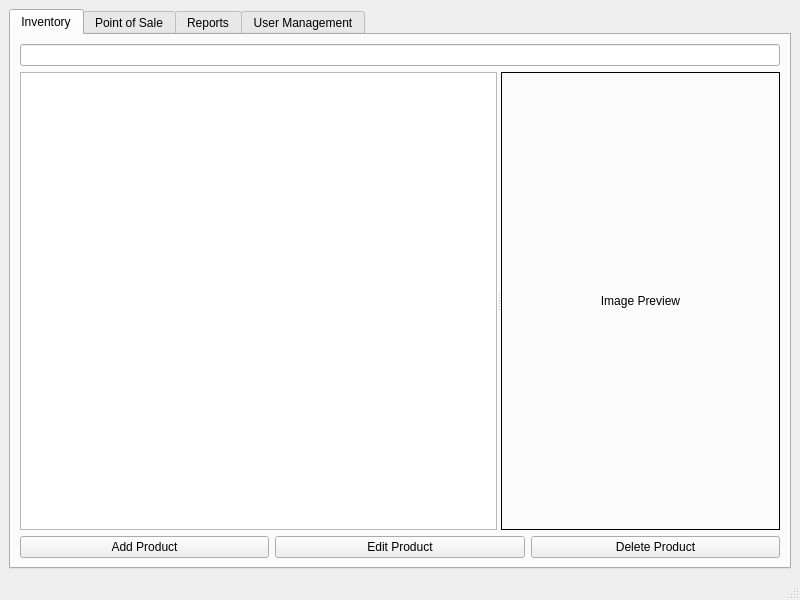
Old version of the form mainwindow.ui in the repository NoureddineDRIOUECH/POS.
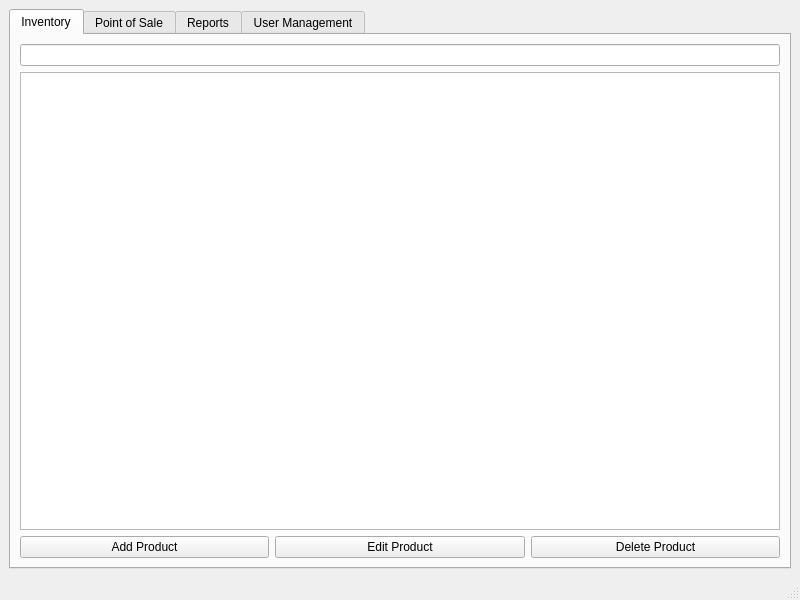
New version of the form.

```diff
--- a/mainwindow.ui
+++ b/mainwindow.ui
@@ -29,29 +29,7 @@
          <widget class="QLineEdit" name="searchLineEdit"/>
         </item>
         <item>
-         <widget class="QSplitter" name="inventorySplitter">
-          <property name="orientation">
-           <enum>Qt::Horizontal</enum>
-          </property>
-          <widget class="QTableView" name="productsTableView"/>
-          <widget class="QLabel" name="inventoryImagePreviewLabel">
-           <property name="minimumSize">
-            <size>
-             <width>150</width>
-             <height>150</height>
-            </size>
-           </property>
-           <property name="frameShape">
-            <enum>QFrame::Box</enum>
-           </property>
-           <property name="text">
-            <string>Image Preview</string>
-           </property>
-           <property name="alignment">
-            <set>Qt::AlignCenter</set>
-           </property>
-          </widget>
-         </widget>
+         <widget class="QTableView" name="productsTableView"/>
         </item>
         <item>
          <layout class="QHBoxLayout" name="horizontalLayout">
```
Left out of the diff: 2 changed lines with no effect on the pictures.
